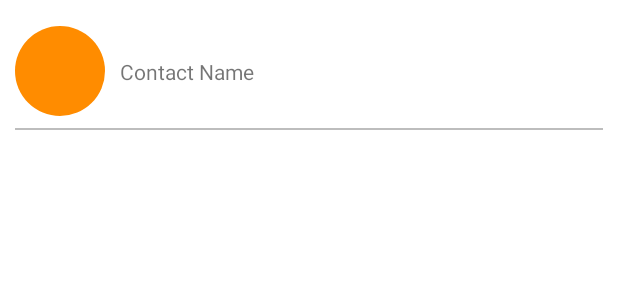
After one commit to edityomurti/contact_pilot, an Android app: the layout list_item_contacts.xml on its own in the app's theme, with its tools: preview values and no code run, on a phone screen of 412 x 824 dp. The commit adds this screen. Shown: the top 300 px of the screen. Run offline under Robolectric (Android 15) with nearby library versions, the phone set to English and light mode, and no system bars.

Commit message:
Load initial contacts data

```diff
--- a/app/build.gradle
+++ b/app/build.gradle
@@ -33,6 +33,7 @@ android {
 }
 
 dependencies {
+    implementation 'com.google.code.gson:gson:2.9.1'
 
     implementation 'androidx.core:core-ktx:1.7.0'
     implementation 'androidx.appcompat:appcompat:1.5.1'
--- /dev/null
+++ b/app/src/main/res/drawable/circle_placeholder.xml
@@ -0,0 +1,12 @@
+<?xml version="1.0" encoding="utf-8"?>
+<shape
+    xmlns:android="http://schemas.android.com/apk/res/android"
+    android:shape="oval">
+
+    <solid
+        android:color="@color/primary"/>
+
+    <size
+        android:width="60dp"
+        android:height="60dp"/>
+</shape>
--- /dev/null
+++ b/app/src/main/res/drawable/ic_baseline_add_24.xml
@@ -0,0 +1,5 @@
+<vector android:height="24dp" android:tint="#FF8C00"
+    android:viewportHeight="24" android:viewportWidth="24"
+    android:width="24dp" xmlns:android="http://schemas.android.com/apk/res/android">
+    <path android:fillColor="@android:color/white" android:pathData="M19,13h-6v6h-2v-6H5v-2h6V5h2v6h6v2z"/>
+</vector>
--- /dev/null
+++ b/app/src/main/res/drawable/ic_baseline_search_24.xml
@@ -0,0 +1,5 @@
+<vector android:height="24dp" android:tint="#FF8C00"
+    android:viewportHeight="24" android:viewportWidth="24"
+    android:width="24dp" xmlns:android="http://schemas.android.com/apk/res/android">
+    <path android:fillColor="@android:color/white" android:pathData="M15.5,14h-0.79l-0.28,-0.27C15.41,12.59 16,11.11 16,9.5 16,5.91 13.09,3 9.5,3S3,5.91 3,9.5 5.91,16 9.5,16c1.61,0 3.09,-0.59 4.23,-1.57l0.27,0.28v0.79l5,4.99L20.49,19l-4.99,-5zM9.5,14C7.01,14 5,11.99 5,9.5S7.01,5 9.5,5 14,7.01 14,9.5 11.99,14 9.5,14z"/>
+</vector>
--- /dev/null
+++ b/app/src/main/res/layout/list_item_contacts.xml
@@ -0,0 +1,40 @@
+<?xml version="1.0" encoding="utf-8"?>
+<androidx.constraintlayout.widget.ConstraintLayout
+    xmlns:android="http://schemas.android.com/apk/res/android"
+    xmlns:app="http://schemas.android.com/apk/res-auto"
+    xmlns:tools="http://schemas.android.com/tools"
+    android:clickable="true"
+    android:layout_width="match_parent"
+    android:layout_height="wrap_content"
+    android:paddingHorizontal="10dp"
+    android:paddingTop="8dp">
+
+    <View
+        android:id="@+id/iv_avatar"
+        android:layout_width="60dp"
+        android:layout_height="60dp"
+        android:background="@drawable/circle_placeholder"
+        app:layout_constraintBottom_toBottomOf="parent"
+        app:layout_constraintStart_toStartOf="parent"
+        app:layout_constraintTop_toTopOf="parent" />
+
+    <TextView
+        android:id="@+id/tv_name"
+        android:layout_width="wrap_content"
+        android:layout_height="wrap_content"
+        android:layout_marginStart="10dp"
+        android:ellipsize="end"
+        android:singleLine="true"
+        app:layout_constraintBottom_toBottomOf="parent"
+        app:layout_constraintStart_toEndOf="@id/iv_avatar"
+        app:layout_constraintTop_toTopOf="parent"
+        tools:text="Contact Name" />
+
+    <View
+        android:layout_width="match_parent"
+        android:layout_height="1dp"
+        android:layout_marginTop="8dp"
+        android:background="#BDBDBD"
+        app:layout_constraintTop_toBottomOf="@id/iv_avatar" />
+
+</androidx.constraintlayout.widget.ConstraintLayout>
--- a/app/src/main/res/values-night/themes.xml
+++ b/app/src/main/res/values-night/themes.xml
@@ -2,15 +2,15 @@
     <!-- Base application theme. -->
     <style name="Theme.ContactPilot" parent="Theme.MaterialComponents.DayNight.DarkActionBar">
         <!-- Primary brand color. -->
-        <item name="colorPrimary">@color/purple_200</item>
-        <item name="colorPrimaryVariant">@color/purple_700</item>
-        <item name="colorOnPrimary">@color/black</item>
+        <item name="colorPrimary">@color/primary</item>
+        <item name="colorPrimaryVariant">@color/secondary</item>
+        <item name="colorOnPrimary">@color/white</item>
         <!-- Secondary brand color. -->
-        <item name="colorSecondary">@color/teal_200</item>
-        <item name="colorSecondaryVariant">@color/teal_200</item>
+        <item name="colorSecondary">@color/secondary</item>
+        <item name="colorSecondaryVariant">@color/secondary</item>
         <item name="colorOnSecondary">@color/black</item>
         <!-- Status bar color. -->
-        <item name="android:statusBarColor">?attr/colorPrimaryVariant</item>
+        <item name="android:statusBarColor">@color/secondary</item>
         <!-- Customize your theme here. -->
     </style>
 </resources>
--- a/app/src/main/res/values/colors.xml
+++ b/app/src/main/res/values/colors.xml
@@ -1,10 +1,7 @@
 <?xml version="1.0" encoding="utf-8"?>
 <resources>
-    <color name="purple_200">#FFBB86FC</color>
-    <color name="purple_500">#FF6200EE</color>
-    <color name="purple_700">#FF3700B3</color>
-    <color name="teal_200">#FF03DAC5</color>
-    <color name="teal_700">#FF018786</color>
+    <color name="primary">#ff8c00</color>
+    <color name="secondary">#A25F0F</color>
     <color name="black">#FF000000</color>
     <color name="white">#FFFFFFFF</color>
 </resources>
--- a/app/src/main/res/values/themes.xml
+++ b/app/src/main/res/values/themes.xml
@@ -1,16 +1,16 @@
 <resources xmlns:tools="http://schemas.android.com/tools">
     <!-- Base application theme. -->
-    <style name="Theme.ContactPilot" parent="Theme.MaterialComponents.DayNight.DarkActionBar">
+    <style name="Theme.ContactPilot" parent="Theme.MaterialComponents.DayNight.NoActionBar">
         <!-- Primary brand color. -->
-        <item name="colorPrimary">@color/purple_500</item>
-        <item name="colorPrimaryVariant">@color/purple_700</item>
+        <item name="colorPrimary">@color/primary</item>
+        <item name="colorPrimaryVariant">@color/secondary</item>
         <item name="colorOnPrimary">@color/white</item>
         <!-- Secondary brand color. -->
-        <item name="colorSecondary">@color/teal_200</item>
-        <item name="colorSecondaryVariant">@color/teal_700</item>
+        <item name="colorSecondary">@color/secondary</item>
+        <item name="colorSecondaryVariant">@color/secondary</item>
         <item name="colorOnSecondary">@color/black</item>
         <!-- Status bar color. -->
-        <item name="android:statusBarColor">?attr/colorPrimaryVariant</item>
+        <item name="android:statusBarColor">@color/secondary</item>
         <!-- Customize your theme here. -->
     </style>
 </resources>
```
Also changed, not shown: app/src/main/assets/data.json (added, +136 -0 lines), app/src/main/java/com/edityomurti/contactpilot/MainActivity.kt (+37 -0 lines), app/src/main/java/com/edityomurti/contactpilot/data/Contact.kt (added, +7 -0 lines), app/src/main/java/com/edityomurti/contactpilot/ui/contactList/ContactListAdapter.kt (added, +49 -0 lines), app/src/main/res/layout/activity_main.xml (+44 -8 lines).
